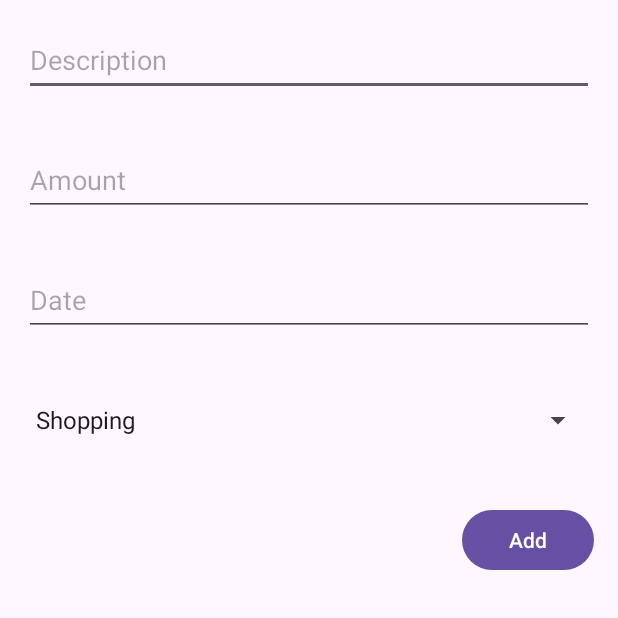
After one commit to RCV29/BUDGET, an Android app: the AddExpenses screen opened directly, with no data from a screen before it, on a phone screen of 412 x 824 dp, the top half of it. The commit adds this screen. Run offline under Robolectric (Android 15) with nearby library versions, the phone set to English and light mode, and no system bars.

Commit message:
Expenses

```diff
--- /dev/null
+++ b/app/src/main/java/com/visperas/rolito/block6/p1/budget_tracking/activities/AddExpenses.kt
@@ -0,0 +1,49 @@
+package com.visperas.rolito.block6.p1.budget_tracking.activities
+
+import android.app.Activity
+import android.content.Intent
+import android.os.Bundle
+import android.widget.ArrayAdapter
+import android.widget.Button
+import android.widget.EditText
+import android.widget.Spinner
+import androidx.appcompat.app.AppCompatActivity
+import com.visperas.rolito.block6.p1.budget_tracking.R
+
+class AddExpenses : AppCompatActivity() {
+
+    override fun onCreate(savedInstanceState: Bundle?) {
+        super.onCreate(savedInstanceState)
+        setContentView(R.layout.activity_add_expenses)
+
+        val descriptionEditText = findViewById<EditText>(R.id.editDescription)
+        val amountEditText = findViewById<EditText>(R.id.editAmount)
+        val dateEditText = findViewById<EditText>(R.id.editDate)
+        val categorySpinner = findViewById<Spinner>(R.id.categorySpinner)
+        val addButton = findViewById<Button>(R.id.addButton)
+
+        // Populate the spinner with categories
+        val categories = arrayOf(
+            "Shopping", "Groceries", "Skincare", "Food",
+            "Transportation", "Bills", "Subscription", "Insurance"
+        )
+        val adapter = ArrayAdapter(this, android.R.layout.simple_spinner_item, categories)
+        adapter.setDropDownViewResource(android.R.layout.simple_spinner_dropdown_item)
+        categorySpinner.adapter = adapter
+
+        addButton.setOnClickListener {
+            val description = descriptionEditText.text.toString()
+            val amount = amountEditText.text.toString()
+            val date = dateEditText.text.toString()
+            val category = categorySpinner.selectedItem.toString()
+
+            val intent = Intent()
+            intent.putExtra("description", description)
+            intent.putExtra("amount", amount)
+            intent.putExtra("date", date)
+            intent.putExtra("category", category)
+            setResult(Activity.RESULT_OK, intent)
+            finish()
+        }
+    }
+}
--- a/app/src/main/java/com/visperas/rolito/block6/p1/budget_tracking/api/Api.kt
+++ b/app/src/main/java/com/visperas/rolito/block6/p1/budget_tracking/api/Api.kt
@@ -1,5 +1,4 @@
 package com.visperas.rolito.block6.p1.budget_tracking.api
-
 
 import com.visperas.rolito.block6.p1.budget_tracking.models.DefaultResponse
 import com.visperas.rolito.block6.p1.budget_tracking.models.LoginResponse
--- a/app/src/main/res/drawable/baseline_add_24.xml
+++ b/app/src/main/res/drawable/baseline_add_24.xml
@@ -1,5 +1,5 @@
 <vector android:height="24dp" android:tint="#000000"
     android:viewportHeight="24" android:viewportWidth="24"
     android:width="24dp" xmlns:android="http://schemas.android.com/apk/res/android">
-    <path android:fillColor="@android:color/white" android:pathData="M19,13h-6v6h-2v-6H5v-2h6V5h2v6h6v2z"/>
+    <path android:fillColor="@android:color/black" android:pathData="M19,13h-6v6h-2v-6H5v-2h6V5h2v6h6v2z"/>
 </vector>
--- a/app/src/main/res/drawable/custom_edittext.xml
+++ b/app/src/main/res/drawable/custom_edittext.xml
@@ -4,6 +4,6 @@
     <solid android:color="@color/white"></solid>
     <stroke
         android:width="3dp"
-        android:color="@color/brown" />
+        android:color="@color/black" />
     <corners android:radius="20dp" />
 </shape>
--- /dev/null
+++ b/app/src/main/res/layout/activity_add_expenses.xml
@@ -0,0 +1,62 @@
+<?xml version="1.0" encoding="utf-8"?>
+<RelativeLayout xmlns:android="http://schemas.android.com/apk/res/android"
+    xmlns:app="http://schemas.android.com/apk/res-auto"
+    xmlns:tools="http://schemas.android.com/tools"
+    android:layout_width="match_parent"
+    android:layout_height="match_parent"
+    tools:context=".activities.AddExpenses">
+
+    <EditText
+        android:id="@+id/editDescription"
+        android:layout_width="match_parent"
+        android:layout_height="wrap_content"
+        android:layout_marginStart="16dp"
+        android:layout_marginTop="16dp"
+        android:layout_marginEnd="16dp"
+        android:layout_marginBottom="16dp"
+        android:hint="Description"
+        android:minHeight="48dp" />
+
+    <EditText
+        android:id="@+id/editAmount"
+        android:layout_width="match_parent"
+        android:layout_height="wrap_content"
+        android:layout_below="@id/editDescription"
+        android:layout_marginStart="16dp"
+        android:layout_marginTop="16dp"
+        android:layout_marginEnd="16dp"
+        android:layout_marginBottom="16dp"
+        android:hint="Amount"
+        android:inputType="numberDecimal"
+        android:minHeight="48dp" />
+
+    <EditText
+        android:id="@+id/editDate"
+        android:layout_width="match_parent"
+        android:layout_height="wrap_content"
+        android:layout_below="@id/editAmount"
+        android:layout_marginStart="16dp"
+        android:layout_marginTop="16dp"
+        android:layout_marginEnd="16dp"
+        android:layout_marginBottom="16dp"
+        android:hint="Date"
+        android:minHeight="48dp" />
+
+    <Spinner
+        android:id="@+id/categorySpinner"
+        android:layout_width="match_parent"
+        android:layout_height="wrap_content"
+        android:layout_below="@id/editDate"
+        android:layout_margin="16dp"
+        android:minHeight="48dp"></Spinner>
+
+    <Button
+        android:id="@+id/addButton"
+        android:layout_width="wrap_content"
+        android:layout_height="wrap_content"
+        android:text="Add"
+        android:layout_below="@id/categorySpinner"
+        android:layout_alignParentEnd="true"
+        android:layout_margin="16dp"/>
+
+</RelativeLayout>
```
Also changed, not shown: app/build.gradle.kts (+7 -1 lines), app/src/main/AndroidManifest.xml (+10 -9 lines), app/src/main/java/com/visperas/rolito/block6/p1/budget_tracking/activities/Dashboard.kt (+0 -26 lines), app/src/main/java/com/visperas/rolito/block6/p1/budget_tracking/activities/ExpenseAdapter.kt (added, +65 -0 lines), app/src/main/java/com/visperas/rolito/block6/p1/budget_tracking/activities/Expenses.kt (+75 -1 lines), app/src/main/java/com/visperas/rolito/block6/p1/budget_tracking/activities/UpdateExpenseActivity.kt (added, +22 -0 lines), app/src/main/res/layout/activity_dashboard.xml (+1 -11 lines), app/src/main/res/layout/activity_expenses.xml (+20 -3 lines), app/src/main/res/layout/activity_update_expense.xml (added, +93 -0 lines), app/src/main/res/layout/expense_item.xml (added, +40 -0 lines), app/src/main/res/menu/bottom_navigation_menu.xml (deleted, +0 -17 lines).
